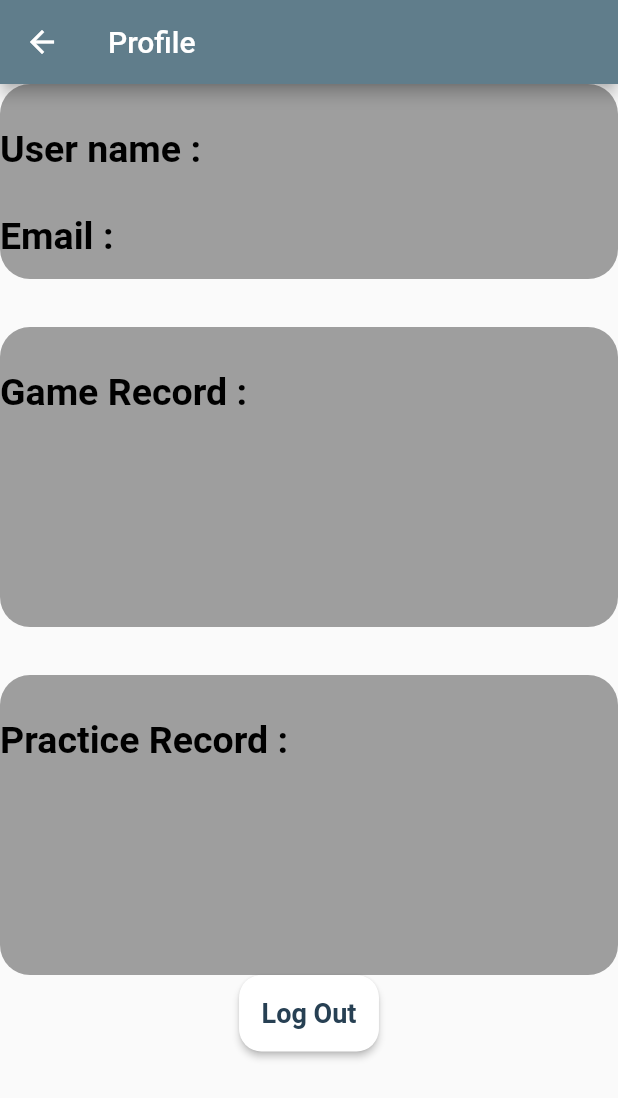
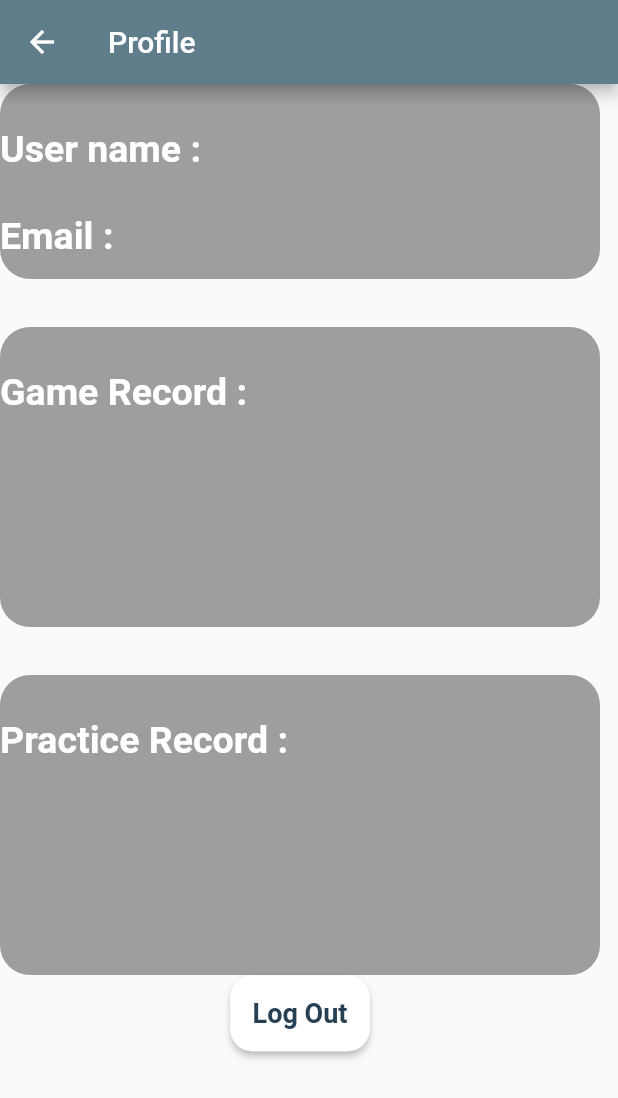
Before and after one commit to theFlash-code/Detectaball, a Flutter app: the profile screen opened directly with empty values, on a phone screen of 412 x 824 dp. Shown: the top 1098 px of the screen. Run offline on Flutter 3.47's test engine with Material 2 defaults, Android fonts, the light colour scheme and no system bars; missing offline and left inert: vertical_card_pager.

Commit message:
profile again

```diff
--- a/detectaball_app/lib/profile.dart
+++ b/detectaball_app/lib/profile.dart
@@ -1,4 +1,4 @@
-// import 'package:detectaball_app/start.dart';
+import 'package:detectaball_app/start.dart';
 import 'package:detectaball_app/start.dart';
 import 'package:flutter/material.dart';
 
@@ -19,7 +19,7 @@ class profile extends StatelessWidget {
         children: <Widget>[
           Container(
             height: 130,
-            width: 600,
+            width: 400,
             decoration: BoxDecoration(
                 borderRadius: BorderRadius.all(Radius.circular(20.0)),
                 color: Colors.grey),
@@ -27,7 +27,7 @@ class profile extends StatelessWidget {
               '\nUser name : $name\n\nEmail : $email',
               style: TextStyle(
                 fontSize: 25.0,
-                color: Colors.black,
+                color: Colors.white,
                 fontWeight: FontWeight.w700,
               ),
             ),
@@ -35,7 +35,7 @@ class profile extends StatelessWidget {
           Text('\n'),
           Container(
             height: 200,
-            width: 600,
+            width: 400,
             decoration: BoxDecoration(
                 borderRadius: BorderRadius.all(Radius.circular(20.0)),
                 color: Colors.grey),
@@ -43,7 +43,7 @@ class profile extends StatelessWidget {
               '\nGame Record :',
               style: TextStyle(
                 fontSize: 25.0,
-                color: Colors.black,
+                color: Colors.white,
                 fontWeight: FontWeight.w700,
               ),
             ),
@@ -51,7 +51,7 @@ class profile extends StatelessWidget {
           Text('\n'),
           Container(
             height: 200,
-            width: 600,
+            width: 400,
             decoration: BoxDecoration(
                 borderRadius: BorderRadius.all(Radius.circular(20.0)),
                 color: Colors.grey),
@@ -59,7 +59,7 @@ class profile extends StatelessWidget {
               '\nPractice Record :',
               style: TextStyle(
                 fontSize: 25.0,
-                color: Colors.black,
+                color: Colors.white,
                 fontWeight: FontWeight.w700,
               ),
             ),
@@ -91,9 +91,3 @@ class profile extends StatelessWidget {
     );
   }
 }
-// Text(
-//   'User name： $name',
-//   style: TextStyle(
-//       color: Colors.black, fontSize: 30, fontWeight: FontWeight.w700),
-// ),
-// Text('Email: $email'),
```
Also changed, not shown: detectaball_app/lib/Home.dart (+18 -15 lines), detectaball_app/lib/login.dart (+12 -5 lines), detectaball_app/lib/main.dart (+8 -8 lines).
